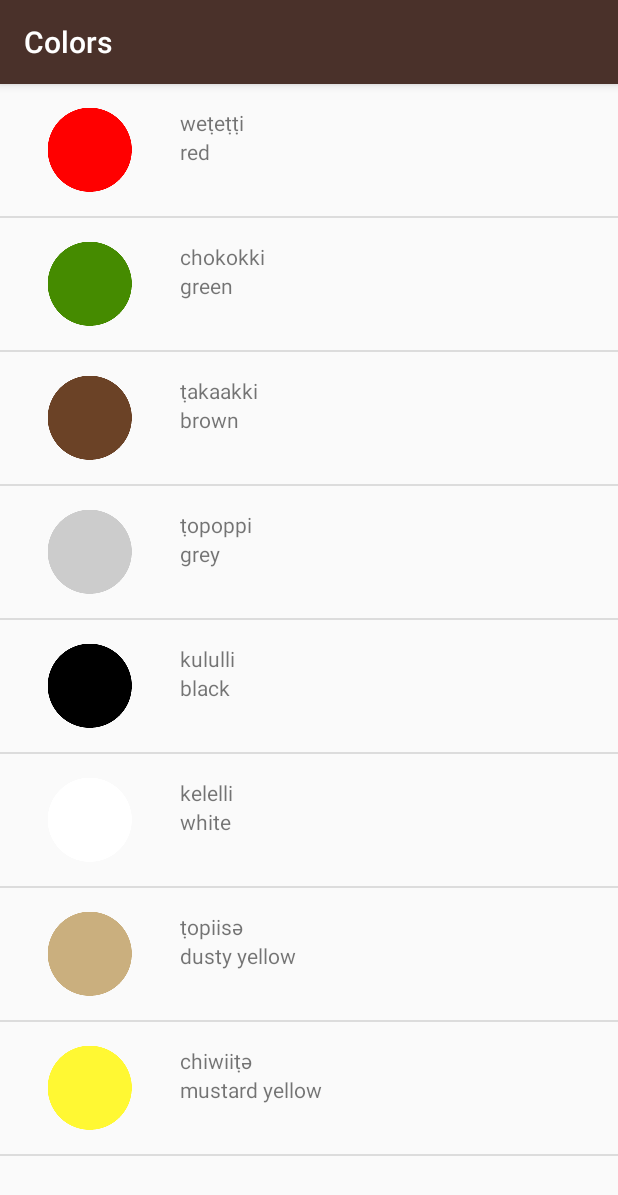
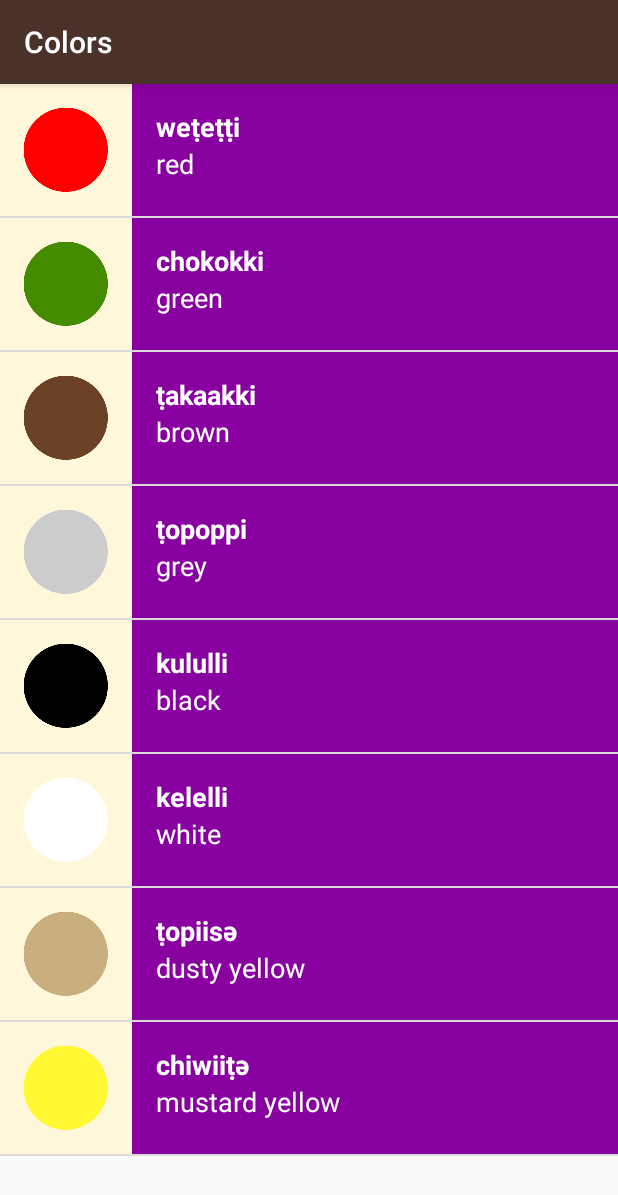
Before and after one commit to rayzrtx/ud839_Miwok-Starter-code, an Android app: the ColorsActivity screen opened directly, with no data from a screen before it, on a phone screen of 412 x 824 dp. Shown: the top 1195 px of the screen. Run offline under Robolectric (Android 15) with nearby library versions, the phone set to English and light mode, and no system bars.

Commit message:
Updated each activity with apporpriate background color in wordAdapter declaration. Added variables to find and set background color based on category to WordAdapter class.

```diff
--- a/app/src/main/java/com/example/android/miwok/ColorsActivity.java
+++ b/app/src/main/java/com/example/android/miwok/ColorsActivity.java
@@ -26,7 +26,7 @@ public class ColorsActivity extends AppCompatActivity {
 
         // Create an {@link WordAdapter}, whose data source is a list of {@link Word}s. The
         // adapter knows how to create list items for each item in the list.
-        WordAdapter wordAdapter = new WordAdapter(this, words);
+        WordAdapter wordAdapter = new WordAdapter(this, words, R.color.category_colors);
 
         // Find the {@link ListView} object in the view hierarchy of the {@link Activity}.
         // There should be a {@link ListView} with the view ID called list, which is declared in the
--- a/app/src/main/java/com/example/android/miwok/FamilyMembersActivity.java
+++ b/app/src/main/java/com/example/android/miwok/FamilyMembersActivity.java
@@ -28,7 +28,7 @@ public class FamilyMembersActivity extends AppCompatActivity {
 
         // Create an {@link WordAdapter}, whose data source is a list of {@link Word}s. The
         // adapter knows how to create list items for each item in the list.
-        WordAdapter wordAdapter = new WordAdapter(this, words);
+        WordAdapter wordAdapter = new WordAdapter(this, words, R.color.category_family);
 
         // Find the {@link ListView} object in the view hierarchy of the {@link Activity}.
         // There should be a {@link ListView} with the view ID called list, which is declared in the
--- a/app/src/main/java/com/example/android/miwok/NumbersActivity.java
+++ b/app/src/main/java/com/example/android/miwok/NumbersActivity.java
@@ -28,7 +28,7 @@ public class NumbersActivity extends AppCompatActivity {
 
         // Create an {@link WordAdapter}, whose data source is a list of {@link Word}s. The
         // adapter knows how to create list items for each item in the list.
-        WordAdapter wordAdapter = new WordAdapter(this, words);
+        WordAdapter wordAdapter = new WordAdapter(this, words, R.color.category_numbers);
 
         // Find the {@link ListView} object in the view hierarchy of the {@link Activity}.
         // There should be a {@link ListView} with the view ID called list, which is declared in the
--- a/app/src/main/java/com/example/android/miwok/PhrasesActivity.java
+++ b/app/src/main/java/com/example/android/miwok/PhrasesActivity.java
@@ -28,7 +28,7 @@ public class PhrasesActivity extends AppCompatActivity {
 
         // Create an {@link WordAdapter}, whose data source is a list of {@link Word}s. The
         // adapter knows how to create list items for each item in the list.
-        WordAdapter wordAdapter = new WordAdapter(this, words);
+        WordAdapter wordAdapter = new WordAdapter(this, words, R.color.category_phrases);
 
         // Find the {@link ListView} object in the view hierarchy of the {@link Activity}.
         // There should be a {@link ListView} with the view ID called list, which is declared in the
--- a/app/src/main/java/com/example/android/miwok/WordAdapter.java
+++ b/app/src/main/java/com/example/android/miwok/WordAdapter.java
@@ -3,6 +3,7 @@ package com.example.android.miwok;
 import android.app.Activity;
 import android.support.annotation.NonNull;
 import android.support.annotation.Nullable;
+import android.support.v4.content.ContextCompat;
 import android.view.LayoutInflater;
 import android.view.View;
 import android.view.ViewGroup;
@@ -21,6 +22,7 @@ import java.util.ArrayList;
  * based on a data source, which is a list of {@link Word} objects.
  */
 public class WordAdapter extends ArrayAdapter<Word> {
+    private int mColorResourceId;
 
     /**
      * Create a new {@link WordAdapter} object.
@@ -28,8 +30,9 @@ public class WordAdapter extends ArrayAdapter<Word> {
      * @param context is the current context (i.e. Activity) that the adapter is being created in.
      * @param words is the list of {@link Word}s to be displayed.
      */
-    public WordAdapter(Activity context, ArrayList<Word> words){
+    public WordAdapter(Activity context, ArrayList<Word> words, int colorResourceId){
         super(context, 0, words);
+        mColorResourceId = colorResourceId;
     }
 
     @Override
@@ -70,6 +73,13 @@ public class WordAdapter extends ArrayAdapter<Word> {
             imageView.setVisibility(View.GONE);
         }
 
+        // Set the theme color for the list item
+        View textContainer = view.findViewById(R.id.text_container);
+        // Find the color that the resource ID maps to
+        int color = ContextCompat.getColor(getContext(), mColorResourceId);
+        // Set the background color of the text container View
+        textContainer.setBackgroundColor(color);
+
         // Return the whole list item layout (containing 2 TextViews and possibly an ImageView) so that it can be shown in
         // the ListView in word_list.
         return view;
--- a/app/src/main/res/layout/list_item.xml
+++ b/app/src/main/res/layout/list_item.xml
@@ -9,16 +9,17 @@
 
     <ImageView
         android:id="@+id/list_item_icon"
-        android:layout_width="wrap_content"
-        android:layout_height="wrap_content"
-        android:src="@mipmap/ic_launcher"
-        android:layout_marginLeft="16dp"
-        android:layout_gravity="center"/>
+        android:layout_width="@dimen/image_width"
+        android:layout_height="@dimen/list_item_height"
+        android:layout_gravity="center"
+        android:background="@color/tan_background"/>
 
     <LinearLayout
-        android:layout_width="wrap_content"
-        android:layout_height="wrap_content"
-        android:orientation="vertical">
+        android:layout_width="match_parent"
+        android:layout_height="match_parent"
+        android:orientation="vertical"
+        android:background="@color/category_numbers"
+        android:id="@+id/text_container">
 
         <TextView
             android:id="@+id/miwok_text_view"
@@ -26,7 +27,10 @@
             android:layout_height="wrap_content"
             android:layout_marginLeft="16dp"
             android:layout_marginTop="16dp"
-            tools:text="lutti" />
+            tools:text="lutti"
+            android:textColor="#FFF"
+            android:textStyle="bold"
+            android:textSize="18sp"/>
 
         <TextView
             android:id="@+id/english_text_view"
@@ -34,7 +38,9 @@
             android:layout_height="wrap_content"
             android:layout_marginBottom="16dp"
             android:layout_marginLeft="16dp"
-            tools:text="one" />
+            tools:text="one"
+            android:textColor="#fff"
+            android:textSize="18sp"/>
 
     </LinearLayout>
 
--- a/app/src/main/res/values/dimens.xml
+++ b/app/src/main/res/values/dimens.xml
@@ -15,6 +15,7 @@
 <resources>
     <!-- Height of each list item -->
     <dimen name="list_item_height">88dp</dimen>
+    <dimen name="image_width">88dp</dimen>
     <!-- Default screen margins, per the Android Design guidelines. -->
     <dimen name="activity_horizontal_margin">16dp</dimen>
     <dimen name="activity_vertical_margin">16dp</dimen>
```
